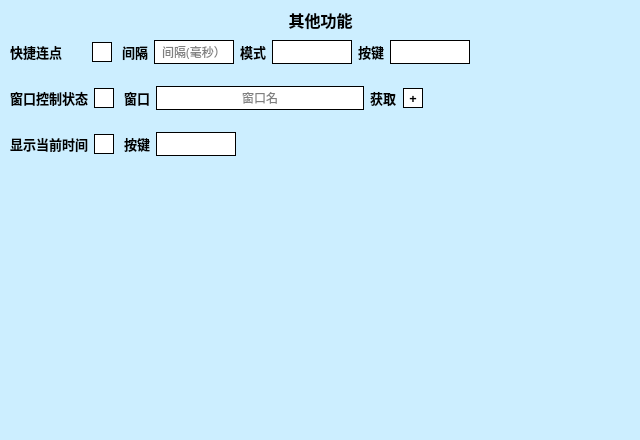
Old version of the form .ui/FuncUi.ui in the repository hongliangdu/Quickinput.
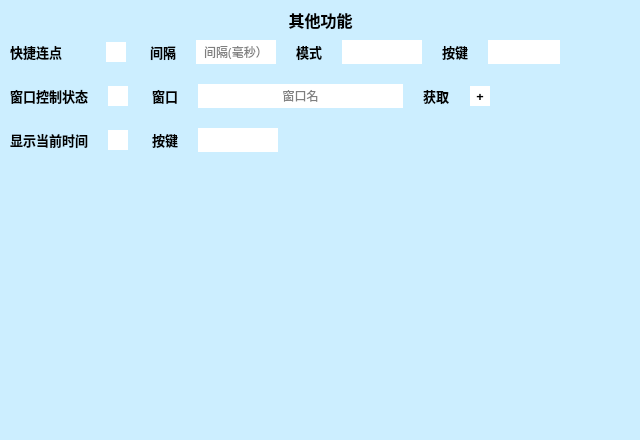
New version of the form. Custom widgets are drawn as their Qt base class.

```diff
--- a/.ui/FuncUi.ui
+++ b/.ui/FuncUi.ui
@@ -62,6 +62,9 @@
     </rect>
    </property>
    <layout class="QVBoxLayout" name="verticalLayout">
+    <property name="spacing">
+     <number>20</number>
+    </property>
     <item>
      <layout class="QHBoxLayout" name="horizontalLayout">
       <item>
@@ -111,15 +114,7 @@
          <string/>
         </property>
         <property name="styleSheet">
-         <string notr="true">QCheckBox::indicator {
-	background-color:#FFF;
-	width:18;
-	height:18;
-	border:1px solid #000;
-}
-QCheckBox::indicator:checked {
-	background-color:#888;
-}</string>
+         <string notr="true">QCheckBox::indicator {background-color:#FFF;width:20px;height:20px;}QCheckBox::indicator:checked {background-color:#888;}</string>
         </property>
         <property name="text">
          <string/>
@@ -186,7 +181,7 @@
          <enum>Qt::ClickFocus</enum>
         </property>
         <property name="styleSheet">
-         <string notr="true">background-color: #FFF; border:1px solid #000;</string>
+         <string notr="true">background-color: #FFF; border:none;</string>
         </property>
         <property name="text">
          <string/>
@@ -258,7 +253,7 @@
          <string notr="true">QComboBox {
 	background-color:#FFF;
 	padding-left:3px;
-	border:1px solid #000;
+	border:none;
 } 
 QComboBox::drop-down {
 	background-color:#FFF;
@@ -296,9 +291,15 @@
       </item>
       <item>
        <widget class="QKeyEdit" name="hkQkClick" native="true">
+        <property name="sizePolicy">
+         <sizepolicy hsizetype="Expanding" vsizetype="Fixed">
+          <horstretch>0</horstretch>
+          <verstretch>0</verstretch>
+         </sizepolicy>
+        </property>
         <property name="minimumSize">
          <size>
-          <width>80</width>
+          <width>48</width>
           <height>24</height>
          </size>
         </property>
@@ -312,7 +313,7 @@
          <string>点击后再按下鼠标或键盘</string>
         </property>
         <property name="styleSheet">
-         <string notr="true">background-color:#FFF; border:1px solid #000;</string>
+         <string notr="true">background-color:#FFF;</string>
         </property>
        </widget>
       </item>
@@ -331,22 +332,6 @@
       </item>
      </layout>
     </item>
-    <item>
-     <widget class="Line" name="line_2">
-      <property name="minimumSize">
-       <size>
-        <width>0</width>
-        <height>10</height>
-       </size>
-      </property>
-      <property name="styleSheet">
-       <string notr="true">border:none;</string>
-      </property>
-      <property name="orientation">
-       <enum>Qt::Horizontal</enum>
-      </property>
-     </widget>
-    </item>
     <item>
      <layout class="QHBoxLayout" name="horizontalLayout_5">
       <item>
@@ -390,15 +375,7 @@
          <string/>
         </property>
         <property name="styleSheet">
-         <string notr="true">QCheckBox::indicator {
-	background-color:#FFF;
-	width:18;
-	height:18;
-	border:1px solid #000;
-}
-QCheckBox::indicator:checked {
-	background-color:#888;
-}</string>
+         <string notr="true">QCheckBox::indicator {background-color:#FFF;width:20px;height:20px;}QCheckBox::indicator:checked {background-color:#888;}</string>
         </property>
         <property name="text">
          <string/>
@@ -459,7 +436,7 @@
          <enum>Qt::ClickFocus</enum>
         </property>
         <property name="styleSheet">
-         <string notr="true">background-color: #FFF; border:1px solid #000;</string>
+         <string notr="true">background-color: #FFF; border:none;</string>
         </property>
         <property name="text">
          <string/>
@@ -525,7 +502,7 @@
          <enum>Qt::ClickFocus</enum>
         </property>
         <property name="styleSheet">
-         <string notr="true">background-color:#FFF; border:1px solid #000;</string>
+         <string notr="true">background-color:#FFF; border:none;</string>
         </property>
         <property name="text">
          <string>+</string>
@@ -547,22 +524,6 @@
       </item>
      </layout>
     </item>
-    <item>
-     <widget class="Line" name="line_3">
-      <property name="minimumSize">
-       <size>
-        <width>0</width>
-        <height>10</height>
-       </size>
-      </property>
-      <property name="styleSheet">
-       <string notr="true">border:none;</string>
-      </property>
-      <property name="orientation">
-       <enum>Qt::Horizontal</enum>
-      </property>
-     </widget>
-    </item>
     <item>
      <layout class="QHBoxLayout" name="horizontalLayout_4">
       <item>
@@ -612,15 +573,7 @@
          <string/>
         </property>
         <property name="styleSheet">
-         <string notr="true">QCheckBox::indicator {
-	background-color:#FFF;
-	width:18;
-	height:18;
-	border:1px solid #000;
-}
-QCheckBox::indicator:checked {
-	background-color:#888;
-}</string>
+         <string notr="true">QCheckBox::indicator {background-color:#FFF;width:20px;height:20px;}QCheckBox::indicator:checked {background-color:#888;}</string>
         </property>
         <property name="text">
          <string/>
@@ -665,9 +618,15 @@
       </item>
       <item>
        <widget class="QKeyEdit" name="hkClock" native="true">
+        <property name="sizePolicy">
+         <sizepolicy hsizetype="Expanding" vsizetype="Fixed">
+          <horstretch>0</horstretch>
+          <verstretch>0</verstretch>
+         </sizepolicy>
+        </property>
         <property name="minimumSize">
          <size>
-          <width>80</width>
+          <width>48</width>
           <height>24</height>
          </size>
         </property>
@@ -681,7 +640,7 @@
          <string>点击后再按下鼠标或键盘</string>
         </property>
         <property name="styleSheet">
-         <string notr="true">background-color:#FFF; border:1px solid #000;</string>
+         <string notr="true">background-color:#FFF;</string>
         </property>
        </widget>
       </item>
```
